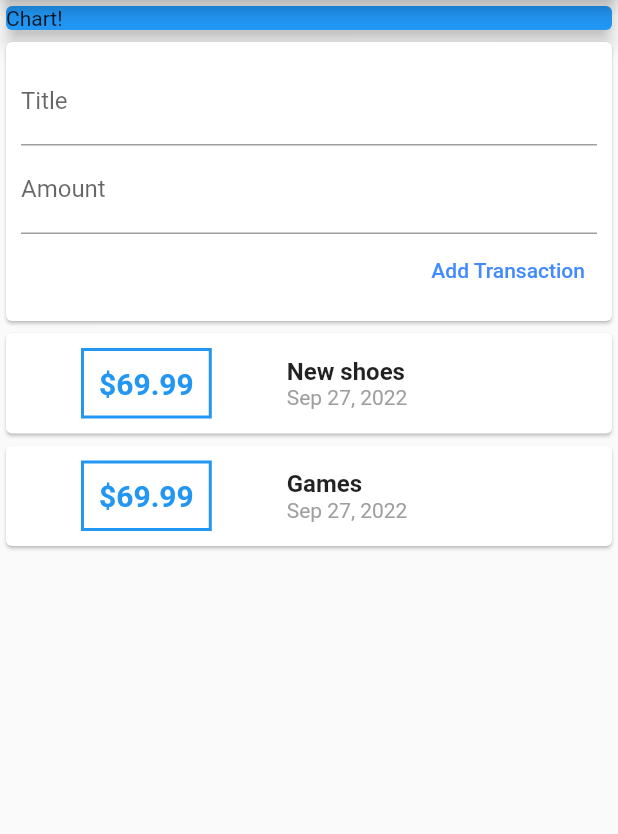
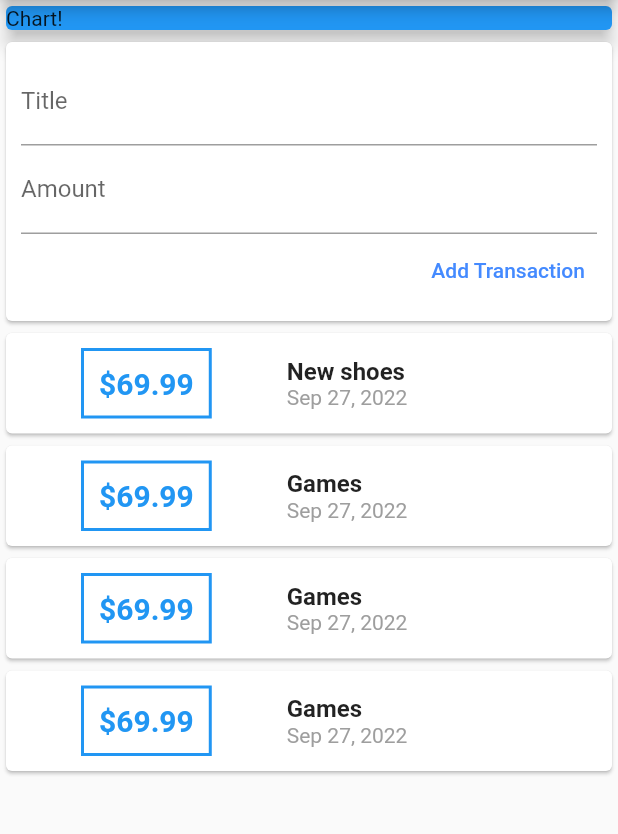
Before and after one commit to judell31/personal-expense, a Flutter app: the screen it shows after launch, on a phone screen of 412 x 824 dp, the part 84-918 px from its top. Run offline on Flutter 3.47's test engine with Material 2 defaults, Android fonts, the phone set to English and light mode, and no system bars.

Commit message:
List view

```diff
--- a/lib/main.dart
+++ b/lib/main.dart
@@ -37,7 +37,6 @@ class PersonalExpense extends StatelessWidget {
 
 class HomePage extends StatelessWidget {
   const HomePage({super.key});
-
 
   @override
   Widget build(BuildContext context) {
--- a/lib/widgets/transaction.list.dart
+++ b/lib/widgets/transaction.list.dart
@@ -12,18 +12,19 @@ class TransactionList extends StatelessWidget {
   Widget build(BuildContext context) {
     return SizedBox(
       height: 300,
-      child: SingleChildScrollView(
-        child: Column(
-          children: transactions.map(
-                  (tx) {
+      // ListView.builder() optimize only load whats visible
+      child: ListView.builder(
+      // child: ListView(
+        // renders when elements are off screen
+        // child: Column(
+        itemBuilder: (ctx, index) {
+
           return Card(
             child: Row(
               children: <Widget>[
                 Container(
-                        margin: const EdgeInsets.symmetric(
-                            vertical: 10,
-                            horizontal: 50
-                        ),
+                  margin:
+                  const EdgeInsets.symmetric(vertical: 10, horizontal: 50),
                   decoration: BoxDecoration(
                     border: Border.all(
                       color: Colors.blue,
@@ -32,40 +33,35 @@ class TransactionList extends StatelessWidget {
                   ),
                   padding: const EdgeInsets.all(10),
                   child: Text(
-                          "\$${tx.amount}",
+                    "\$${transactions[index].amount}",
                     //tx.amount.toString(),
                     style: const TextStyle(
                         fontWeight: FontWeight.bold,
                         fontSize: 20,
-                              color: Colors.blue
-                          ),
+                        color: Colors.blue),
                   ),
                 ),
                 Column(
                   crossAxisAlignment: CrossAxisAlignment.start,
                   children: <Widget>[
                     Text(
-                            tx.title,
+                      transactions[index].title,
                       style: const TextStyle(
-                                fontSize: 16,
-                                fontWeight: FontWeight.bold
-                            ),
+                          fontSize: 16, fontWeight: FontWeight.bold),
                     ),
                     Text(
-                            DateFormat.yMMMd().format(tx.date),
+                      DateFormat.yMMMd().format(transactions[index].date),
                       // DateFormat("MM-dd-yyyy").format(tx.date),
                       // tx.date.toString(),
-                            style: const TextStyle(
-                                color: Colors.grey
-                            ),
+                      style: const TextStyle(color: Colors.grey),
                     ),
                   ],
                 )
               ],
             ),
           );
-              }).toList(),
-        ),
+        },
+        itemCount: transactions.length,
       ),
     );
   }
--- a/lib/widgets/user.transactions.dart
+++ b/lib/widgets/user.transactions.dart
@@ -14,17 +14,16 @@ class UserTransactions extends StatefulWidget {
 class _UserTransactionsState extends State<UserTransactions> {
   final List<Transaction> _userTransactions = [
     Transaction(
-        id: "t1",
-        title: "New shoes",
-        amount: 69.99,
-        date: DateTime.now()
-    ),
-    Transaction(
-        id: "t2",
-        title: "Games",
-        amount: 69.99,
-        date: DateTime.now()
-    ),
+        id: "t1", title: "New shoes", amount: 69.99, date: DateTime.now()),
+    Transaction(id: "t2", title: "Games", amount: 69.99, date: DateTime.now()),
+    Transaction(id: "t3", title: "Games", amount: 69.99, date: DateTime.now()),
+    Transaction(id: "t4", title: "Games", amount: 69.99, date: DateTime.now()),
+    Transaction(id: "t5", title: "Games", amount: 69.99, date: DateTime.now()),
+    Transaction(id: "t6", title: "Games", amount: 69.99, date: DateTime.now()),
+    Transaction(id: "t7", title: "Games", amount: 69.99, date: DateTime.now()),
+    Transaction(id: "t8", title: "Games", amount: 69.99, date: DateTime.now()),
+    Transaction(id: "t9", title: "Games", amount: 69.99, date: DateTime.now()),
+    Transaction(id: "t10", title: "Games", amount: 69.99, date: DateTime.now()),
   ];
 
   void _addNewTransaction(String txTitle, double txAmount) {
@@ -32,8 +31,7 @@ class _UserTransactionsState extends State<UserTransactions> {
         id: DateTime.now().toString(),
         title: txTitle,
         amount: txAmount,
-        date: DateTime.now()
-    );
+        date: DateTime.now());
 
     setState(() {
       _userTransactions.add(newTx);
```
Also changed, not shown: lib/widgets/transaction.form.dart (+5 -15 lines). Lines whose indentation alone changed are shown as unchanged.
